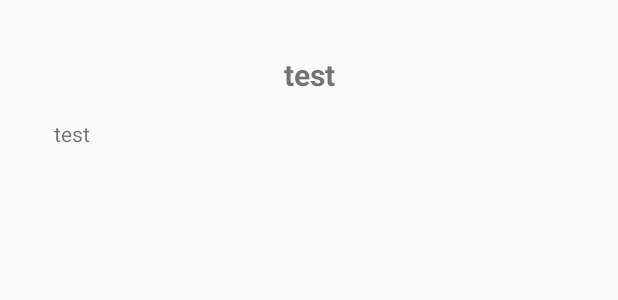
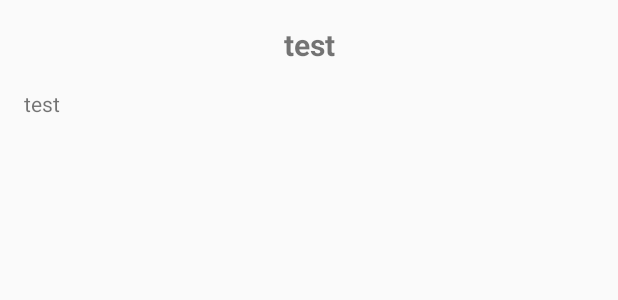
Before and after one commit to handharbeni/aloma-apps, an Android app: the layout item_disclaimer.xml on its own in the app's theme, with its tools: preview values and no code run, on a phone screen of 412 x 824 dp. Shown: the top 300 px of the screen. Run offline under Robolectric (Android 15) with nearby library versions, the phone set to English and light mode, and no system bars.

Commit message:
update_session

```diff
--- a/app/src/main/java/com/studio/illiyin/alomagoindonesia/DetailKabarActivity.java
+++ b/app/src/main/java/com/studio/illiyin/alomagoindonesia/DetailKabarActivity.java
@@ -48,7 +48,7 @@ public class DetailKabarActivity extends AppCompatActivity {
         Intent intent = getIntent();
         intent.getStringExtra("id");
 
-        getSupportActionBar().setDisplayHomeAsUpEnabled(true);
+//        getSupportActionBar().setDisplayHomeAsUpEnabled(true);
         setActionBarTitle("Kabar Burung");
 
         initViews();
--- a/app/src/main/java/com/studio/illiyin/alomagoindonesia/MenuTab/Kabar.java
+++ b/app/src/main/java/com/studio/illiyin/alomagoindonesia/MenuTab/Kabar.java
@@ -47,10 +47,6 @@ public class Kabar extends Fragment {
     public View onCreateView(@NonNull LayoutInflater inflater, @Nullable ViewGroup container, @Nullable Bundle savedInstanceState) {
         view = inflater.inflate(R.layout.fragment_berita_burung, container, false);
         initViews();
-
-//        SharedPreferences sharedPreferences = getActivity().getPreferences(Context.MODE_PRIVATE);
-//        String idShared = sharedPreferences.getString(SignIn.KEY_ID, "");
-
         return  view;
     }
 
--- a/app/src/main/java/com/studio/illiyin/alomagoindonesia/Models/JSONResponseHistories.java
+++ b/app/src/main/java/com/studio/illiyin/alomagoindonesia/Models/JSONResponseHistories.java
@@ -4,7 +4,7 @@ package com.studio.illiyin.alomagoindonesia.Models;
  * Created by fairuz on 3/8/2018.
  */
 
-public class JSONResponseHistories {
+public class JSONResponseHistories<K> {
     private boolean isOK;
     private HistoriesModel[] message;
     public HistoriesModel[] getListHistory(){
--- a/app/src/main/java/com/studio/illiyin/alomagoindonesia/fragment/About.java
+++ b/app/src/main/java/com/studio/illiyin/alomagoindonesia/fragment/About.java
@@ -40,10 +40,9 @@ public class About extends Fragment{
     @Override
     public View onCreateView(LayoutInflater inflater, @Nullable ViewGroup container, Bundle savedInstanceState) {
         view = inflater.inflate(R.layout.fragment_about,container,false);
-        getActivity().setTitle("About");
+        getActivity().setTitle("About this APP");
         initViews();
         return view;
-
     }
 
     private void initViews() {
--- a/app/src/main/res/layout/item_about.xml
+++ b/app/src/main/res/layout/item_about.xml
@@ -1,6 +1,7 @@
 <?xml version="1.0" encoding="utf-8"?>
 <android.support.constraint.ConstraintLayout
-    xmlns:android="http://schemas.android.com/apk/res/android" android:layout_width="match_parent"
+    xmlns:android="http://schemas.android.com/apk/res/android"
+    android:layout_width="match_parent"
     android:layout_height="match_parent">
 
     <LinearLayout
--- a/app/src/main/res/layout/item_disclaimer.xml
+++ b/app/src/main/res/layout/item_disclaimer.xml
@@ -1,32 +1,34 @@
 <?xml version="1.0" encoding="utf-8"?>
-<RelativeLayout xmlns:android="http://schemas.android.com/apk/res/android"
-    android:orientation="vertical"
+<android.support.constraint.ConstraintLayout
+    xmlns:android="http://schemas.android.com/apk/res/android"
     android:layout_width="match_parent"
-    android:layout_height="wrap_content"
-    android:padding="20dp">
+    android:layout_height="match_parent">
+
     <LinearLayout
         android:id="@+id/itemDisclaimer"
         android:layout_width="match_parent"
         android:layout_height="wrap_content"
         android:orientation="vertical"
         android:layout_marginBottom="50dp">
+
         <TextView
             android:id="@+id/titleDisclaimer"
             android:layout_width="match_parent"
             android:layout_height="wrap_content"
             android:layout_margin="@dimen/fab_margin"
+            android:text="test"
+            android:textAlignment="center"
             android:textSize="20dp"
-        android:textStyle="bold"
-        android:textAlignment="center"
-        android:text="test"/>
+            android:textStyle="bold" />
+
         <TextView
             android:id="@+id/contentDisclaimer"
             android:layout_width="match_parent"
             android:layout_height="wrap_content"
+            android:layout_marginBottom="16dp"
             android:layout_marginLeft="16dp"
             android:layout_marginRight="16dp"
-        android:layout_marginBottom="16dp"
-        android:text="test"
-        android:lineSpacingExtra="5dp"/>
+            android:lineSpacingExtra="5dp"
+            android:text="test" />
     </LinearLayout>
-</RelativeLayout>
+</android.support.constraint.ConstraintLayout>
--- a/app/src/main/res/values/drawables.xml
+++ b/app/src/main/res/values/drawables.xml
@@ -5,5 +5,4 @@
     <item name="ic_menu_manage" type="drawable">@android:drawable/ic_menu_manage</item>
     <item name="ic_menu_share" type="drawable">@android:drawable/ic_menu_share</item>
     <item name="ic_menu_send" type="drawable">@android:drawable/ic_menu_send</item>
-
 </resources>
```
Also changed, not shown: app/src/main/java/com/studio/illiyin/alomagoindonesia/MenuTab/SignIn.java (+2 -5 lines), app/src/main/java/com/studio/illiyin/alomagoindonesia/fragment/History.java (+12 -8 lines). Lines whose indentation alone changed are shown as unchanged.
